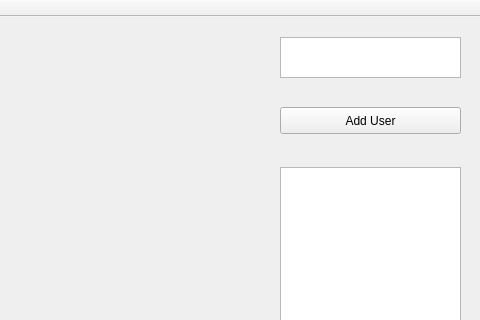
First picture: the form in mainwindow.ui, repository borisRobson/addUser-qt, before the edit; both pictures show x 380 to 860 and y 0 to 320 of the 860 by 540 pixel window.
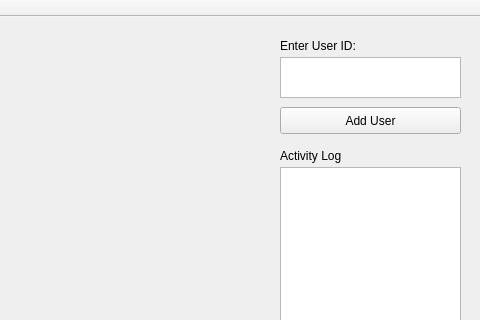
Second picture: the form after the edit.

```diff
--- a/mainwindow.ui
+++ b/mainwindow.ui
@@ -31,7 +31,7 @@
     <property name="geometry">
      <rect>
       <x>660</x>
-      <y>20</y>
+      <y>40</y>
       <width>181</width>
       <height>41</height>
      </rect>
@@ -47,6 +47,32 @@
      </rect>
     </property>
    </widget>
+   <widget class="QLabel" name="label">
+    <property name="geometry">
+     <rect>
+      <x>660</x>
+      <y>20</y>
+      <width>101</width>
+      <height>17</height>
+     </rect>
+    </property>
+    <property name="text">
+     <string>Enter User ID: </string>
+    </property>
+   </widget>
+   <widget class="QLabel" name="label_2">
+    <property name="geometry">
+     <rect>
+      <x>660</x>
+      <y>130</y>
+      <width>91</width>
+      <height>17</height>
+     </rect>
+    </property>
+    <property name="text">
+     <string>Activity Log</string>
+    </property>
+   </widget>
   </widget>
   <widget class="QMenuBar" name="menuBar">
    <property name="geometry">
```
